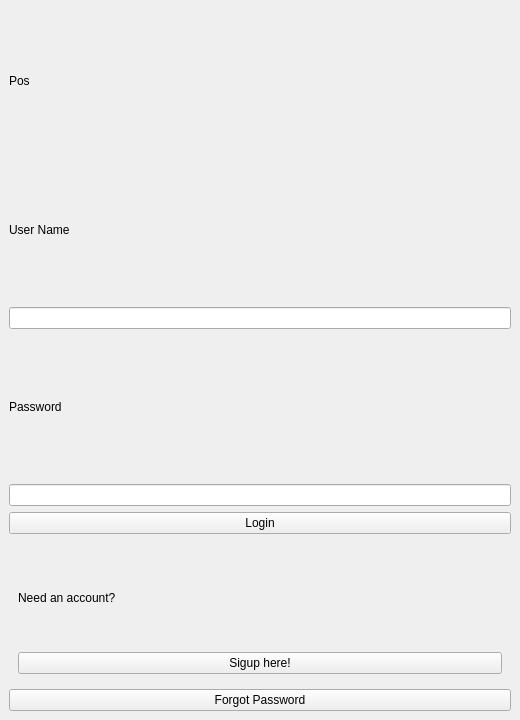
Above: ui/login.ui from KietIT-bip-bip/PTA39-SPCK before the change. Below: the same form after it.
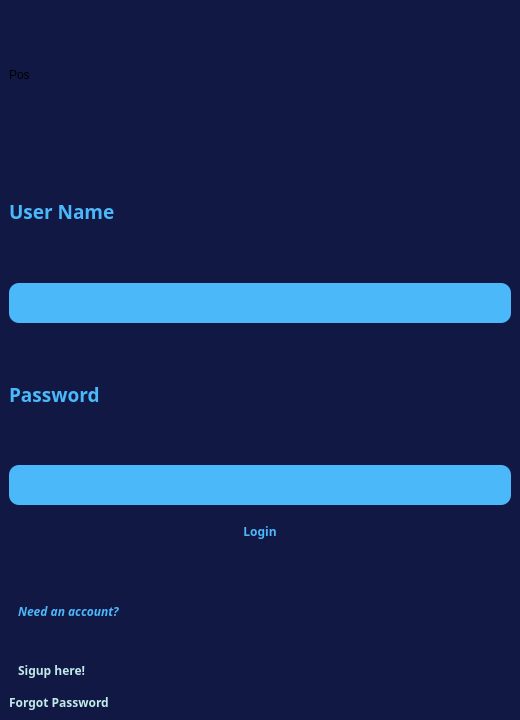
That is the form after the change.

The edit to the form file:
```diff
--- a/ui/login.ui
+++ b/ui/login.ui
@@ -25,6 +25,43 @@
   <property name="windowTitle">
    <string>MainWindow</string>
   </property>
+  <property name="styleSheet">
+   <string notr="true">#centralwidget {
+	background: #111844;
+}
+
+#username, #password {
+	background: #4BB8FA;
+	border: none;
+	outline: none;
+	border-radius: 10px;
+	min-height: 40px;
+}
+#login {
+	color:  #4BB8FA;
+	border: none;
+	outline: none;
+	border-radius: 10px;
+	min-height: 40px;
+}
+#login:hover {
+	color: #111844;
+	background: #4BB8FA;
+}
+#forgot_password, #nav_signup {
+	color: #C1EBE9;
+	background: transparent;
+	border: none;
+	outline: none;	
+	text-align: left; 
+}
+#label_2,#label_3 {
+	color: #4BB8FA;
+}
+#label_4 {
+	color: #4BB8FA;
+}</string>
+  </property>
   <widget class="QWidget" name="centralwidget">
    <layout class="QVBoxLayout" name="verticalLayout_2">
     <item>
@@ -36,26 +73,50 @@
     </item>
     <item>
      <widget class="QLabel" name="label_2">
+      <property name="font">
+       <font>
+        <family>Arial Black</family>
+        <pointsize>14</pointsize>
+        <weight>75</weight>
+        <bold>true</bold>
+       </font>
+      </property>
       <property name="text">
        <string>User Name</string>
       </property>
      </widget>
     </item>
     <item>
-     <widget class="QLineEdit" name="lineEdit"/>
+     <widget class="QLineEdit" name="username"/>
     </item>
     <item>
      <widget class="QLabel" name="label_3">
+      <property name="font">
+       <font>
+        <family>Arial Black</family>
+        <pointsize>14</pointsize>
+        <weight>75</weight>
+        <bold>true</bold>
+       </font>
+      </property>
       <property name="text">
        <string>Password</string>
       </property>
      </widget>
     </item>
     <item>
-     <widget class="QLineEdit" name="lineEdit_2"/>
+     <widget class="QLineEdit" name="password"/>
     </item>
     <item>
-     <widget class="QPushButton" name="pushButton">
+     <widget class="QPushButton" name="login">
+      <property name="font">
+       <font>
+        <family>Arial Black</family>
+        <weight>75</weight>
+        <italic>false</italic>
+        <bold>true</bold>
+       </font>
+      </property>
       <property name="text">
        <string>Login</string>
       </property>
@@ -66,13 +127,28 @@
       <layout class="QVBoxLayout" name="verticalLayout">
        <item>
         <widget class="QLabel" name="label_4">
+         <property name="font">
+          <font>
+           <family>Arial Black</family>
+           <weight>75</weight>
+           <italic>true</italic>
+           <bold>true</bold>
+          </font>
+         </property>
          <property name="text">
           <string>Need an account?</string>
          </property>
         </widget>
        </item>
        <item>
-        <widget class="QPushButton" name="pushButton_2">
+        <widget class="QPushButton" name="nav_signup">
+         <property name="font">
+          <font>
+           <family>Arial Black</family>
+           <weight>75</weight>
+           <bold>true</bold>
+          </font>
+         </property>
          <property name="text">
           <string>Sigup here!</string>
          </property>
@@ -82,7 +158,14 @@
      </widget>
     </item>
     <item>
-     <widget class="QPushButton" name="pushButton_3">
+     <widget class="QPushButton" name="forgot_password">
+      <property name="font">
+       <font>
+        <family>Arial Black</family>
+        <weight>75</weight>
+        <bold>true</bold>
+       </font>
+      </property>
       <property name="text">
        <string>Forgot Password</string>
       </property>
```
